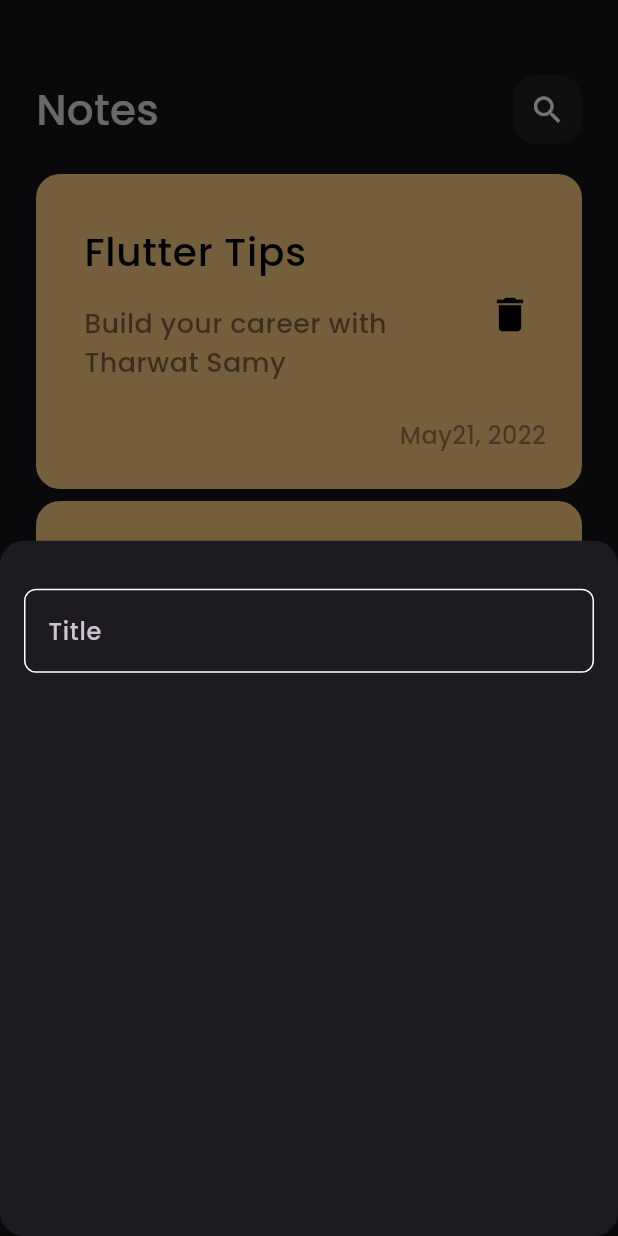
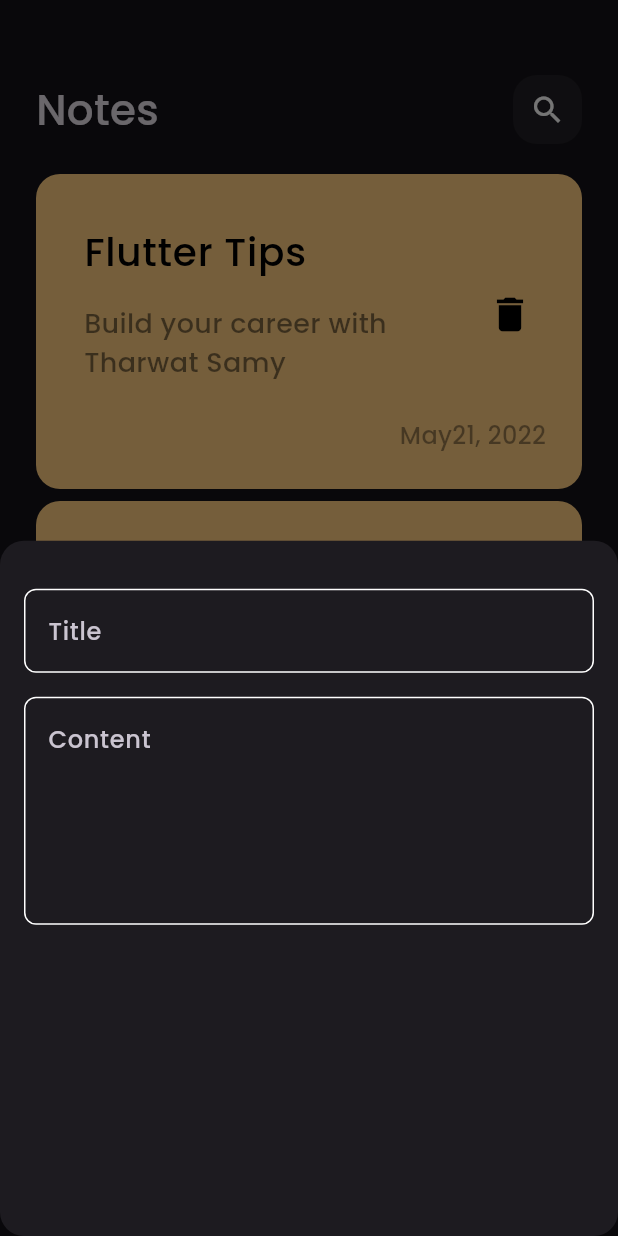
Before and after one commit to menna-adel10/notes_app, a Flutter app: the screen it shows after launch, after a tap on the "add" icon, on a phone screen of 412 x 824 dp. Run offline on Flutter 3.47's test engine with Material 3 defaults, Android fonts, the phone set to English and light mode, and no system bars.

Commit message:
add fields button sheet

```diff
--- a/lib/views/widgets/add_notes_button_sheet.dart
+++ b/lib/views/widgets/add_notes_button_sheet.dart
@@ -14,7 +14,12 @@ class AddNoteButtonSheet extends StatelessWidget {
           SizedBox(
             height: 32,
           ),
-          CustomTextField(),
+          CustomTextField(hint: 'Title',),
+          SizedBox(
+            height: 16,
+          ),
+          CustomTextField(hint: 'Content',
+          maxLines: 5,),
         ],
       ),
     );
--- a/lib/views/widgets/custom_text_field.dart
+++ b/lib/views/widgets/custom_text_field.dart
@@ -1,18 +1,21 @@
+import 'dart:math';
+
 import 'package:flutter/material.dart';
 import 'package:notes_app/constants.dart';
 
 class CustomTextField extends StatelessWidget {
-  const CustomTextField({super.key});
+  const CustomTextField({super.key, required this.hint, this.maxLines = 1});
+
+  final String hint;
+  final int maxLines;
 
   @override
   Widget build(BuildContext context) {
-    return  TextField(
+    return TextField(
       cursorColor: AppColors.kPrimaryColor,
+      maxLines: maxLines,
       decoration: InputDecoration(
-        hintText: 'Title',
-        // hintStyle: const TextStyle(
-        //   color: AppColors.kPrimaryColor,
-        // ),
+        hintText: hint,
         border: const OutlineInputBorder(),
         enabledBorder: buildBorder(),
         focusedBorder: buildBorder(AppColors.kPrimaryColor),
@@ -20,11 +23,10 @@ class CustomTextField extends StatelessWidget {
     );
   }
 
-
   OutlineInputBorder buildBorder([color]) {
     return OutlineInputBorder(
-        borderRadius: BorderRadius.circular(8),
-        borderSide: const BorderSide(color: Colors.white), // Moved here
-      );
+      borderRadius: BorderRadius.circular(8),
+      borderSide: const BorderSide(color: Colors.white),
+    );
   }
 }
```
